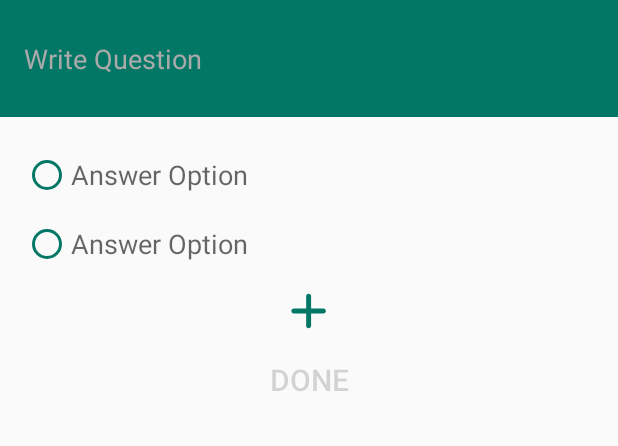
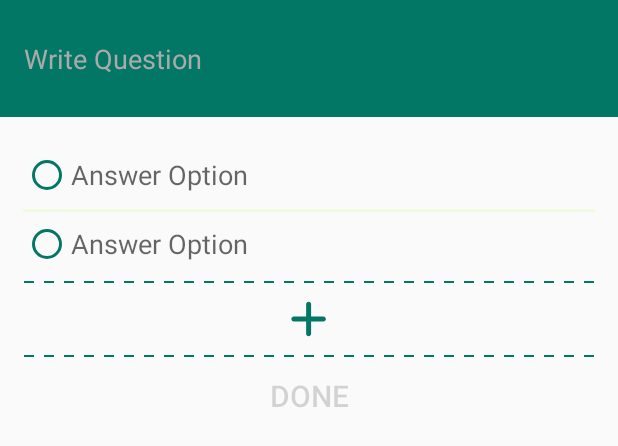
Before and after one commit to lokavidya-iitb/Vialogue, an Android app: the layout question_answer.xml on its own in the app's theme, with its tools: preview values and no code run, on a phone screen of 412 x 824 dp. Shown: the top 446 px of the screen. Run offline under Robolectric (Android 15) with nearby library versions, the phone set to English and light mode, and no system bars.

Commit message:
Question And Answers

```diff
--- a/app/src/main/java/com/comp/iitb/vialogue/MainActivity.java
+++ b/app/src/main/java/com/comp/iitb/vialogue/MainActivity.java
@@ -52,7 +52,7 @@ public class MainActivity extends AppCompatActivity implements OnFragmentInterac
         mViewPager = (ViewPager) findViewById(R.id.viewpager);
         mViewPager.setAdapter(new FragmentPageAdapter(getSupportFragmentManager(),
                 MainActivity.this));
-        mViewPager.setOffscreenPageLimit(0);
+        //mViewPager.setOffscreenPageLimit(0);
         mStorage = new Storage(this);
         mTabLayout = (TabLayout) findViewById(R.id.tabs);
         // Give the TabLayout the ViewPager
--- /dev/null
+++ b/app/src/main/res/drawable/dotted.xml
@@ -0,0 +1,8 @@
+<shape xmlns:android="http://schemas.android.com/apk/res/android"
+    android:shape="line">
+    <stroke
+        android:color="@color/colorPrimary"
+        android:dashWidth="10px"
+        android:dashGap="10px"
+        android:width="1dp"/>
+</shape>
--- a/app/src/main/res/layout/question_answer.xml
+++ b/app/src/main/res/layout/question_answer.xml
@@ -92,7 +92,7 @@
                     android:minWidth="0dp"
                     android:padding="@dimen/delete_button_padding"
                     android:text="@string/delete_button"
-                    android:textColor="@color/colorAccentLight"
+                    android:textColor="@color/colorPrimary"
                     android:visibility="invisible" />
 
                 <android.support.v7.widget.AppCompatRadioButton
@@ -117,6 +117,12 @@
                     android:hint="@string/answer_option"
                     android:paddingBottom="@dimen/answer_option_padding"
                     android:paddingTop="@dimen/answer_option_padding" />
+
+                <View
+                    android:layout_width="match_parent"
+                    android:layout_height="@dimen/line"
+                    android:background="@color/colorAccentLight"
+                    android:layout_alignTop="@id/answer_option_1"/>
             </RelativeLayout>
 
             <RelativeLayout
@@ -135,6 +141,7 @@
                     android:minHeight="0dp"
                     android:minWidth="0dp"
                     android:padding="@dimen/delete_button_padding"
+                    android:textColor="@color/colorPrimary"
                     android:text="@string/delete_button" />
 
                 <android.support.v7.widget.AppCompatRadioButton
@@ -160,6 +167,12 @@
                     android:hint="@string/answer_option"
                     android:paddingBottom="@dimen/answer_option_padding"
                     android:paddingTop="@dimen/answer_option_padding" />
+
+                <View
+                    android:layout_width="match_parent"
+                    android:layout_height="@dimen/line"
+                    android:background="@color/colorAccentLight"
+                    android:layout_alignTop="@id/answer_option_2"/>
             </RelativeLayout>
 
             <RelativeLayout
@@ -178,6 +191,7 @@
                     android:minHeight="0dp"
                     android:minWidth="0dp"
                     android:padding="@dimen/delete_button_padding"
+                    android:textColor="@color/colorPrimary"
                     android:text="@string/delete_button" />
 
                 <android.support.v7.widget.AppCompatRadioButton
@@ -203,9 +217,20 @@
                     android:hint="@string/answer_option"
                     android:paddingBottom="@dimen/answer_option_padding"
                     android:paddingTop="@dimen/answer_option_padding" />
+
+                <View
+                    android:layout_width="match_parent"
+                    android:layout_height="@dimen/line"
+                    android:background="@color/colorAccentLight"
+                    android:layout_alignTop="@id/answer_option_3"/>
             </RelativeLayout>
         </RadioGroup>
 
+        <ImageView
+            android:layout_width="match_parent"
+            android:layout_height="5dp"
+            android:background="@drawable/dotted"
+            android:layerType="software"/>
         <ImageButton
             android:id="@+id/add_option"
             style="@style/Widget.AppCompat.Button.Borderless.Colored"
@@ -213,11 +238,15 @@
             android:layout_height="wrap_content"
             android:minHeight="0dp"
             android:minWidth="0dp"
-            android:src="@drawable/plus"
+            app:srcCompat="@drawable/plus"
             android:textColor="@color/colorAccentLight"
             android:textSize="30sp"
             android:textStyle="bold" />
-
+        <ImageView
+            android:layout_width="match_parent"
+            android:layout_height="5dp"
+            android:background="@drawable/dotted"
+            android:layerType="software"/>
         <Button
             android:id="@+id/done_button"
             style="@style/Widget.AppCompat.Button.Borderless.Colored"
--- a/app/src/main/res/values/dimens.xml
+++ b/app/src/main/res/values/dimens.xml
@@ -35,6 +35,7 @@
     <dimen name="general_button_padding">40dp</dimen>
     <dimen name="hover_margin">120dp</dimen>
     <dimen name="small_font_size">10sp</dimen>
+    <dimen name="line">2dp</dimen>
     <!--
     &lt;!&ndash; Default screen margins, per the Android Design guidelines. &ndash;&gt;
     <dimen name="activity_horizontal_margin">12dp</dimen>
```
